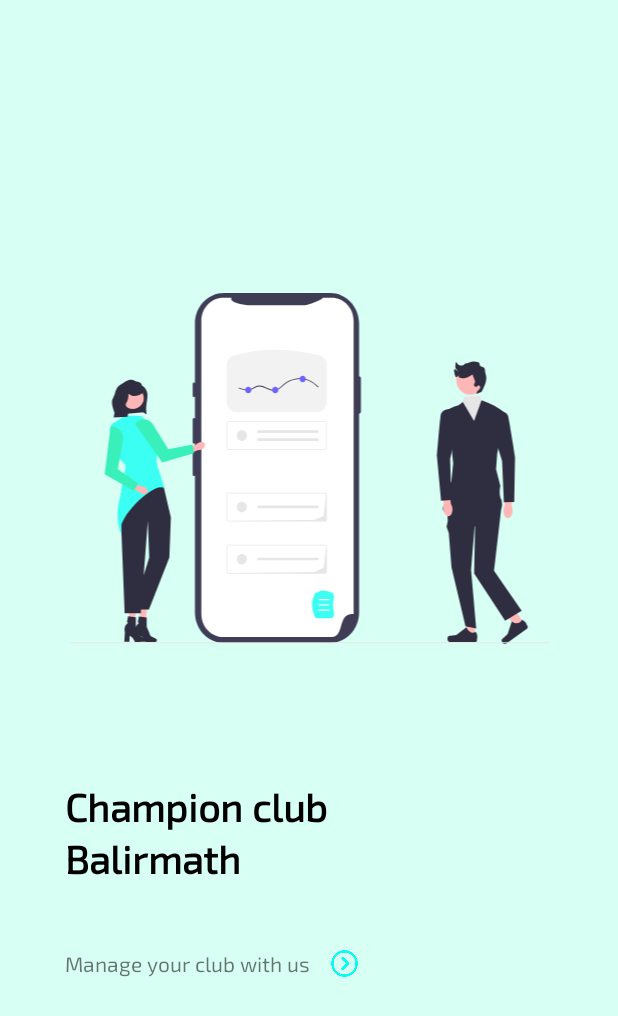
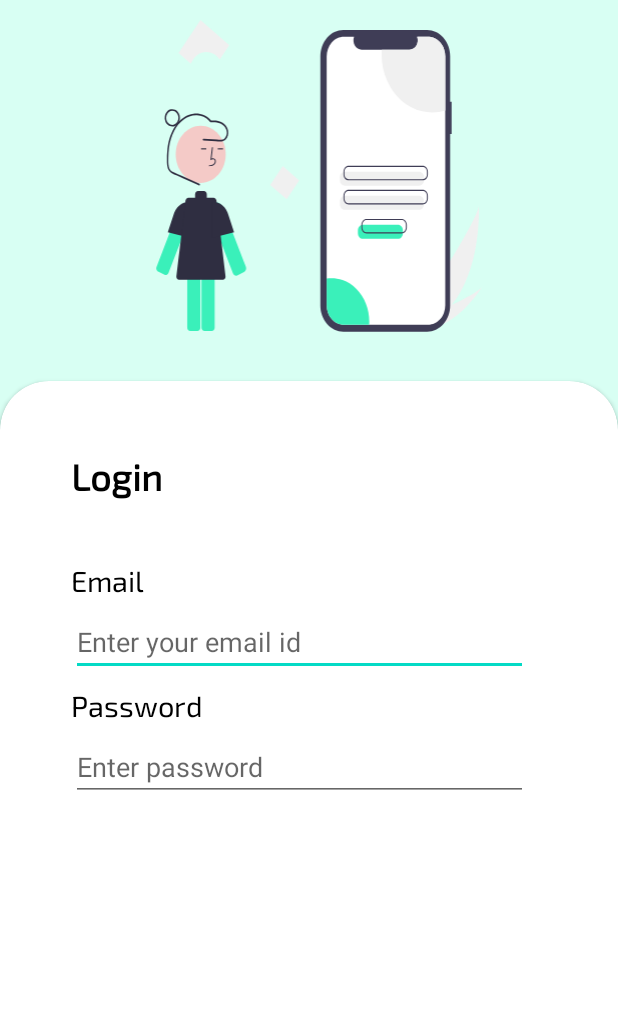
Before and after one commit to vagabon-09/E-club, an Android app: the screen it shows after launch (MainActivity before the commit, LoginActivity after it), on a phone screen of 412 x 824 dp. Shown: the top 1016 px of the screen. Run offline under Robolectric (Android 15) with nearby library versions, the light colour scheme and no system bars; our stand-ins replace sdp/ssp sizes.

Commit message:
login screen designed is going on

```diff
--- a/app/build.gradle
+++ b/app/build.gradle
@@ -11,6 +11,7 @@ android {
         targetSdk 33
         versionCode 1
         versionName "1.0"
+
 
         testInstrumentationRunner "androidx.test.runner.AndroidJUnitRunner"
     }
@@ -29,7 +30,7 @@ android {
 
 dependencies {
 
-    implementation 'androidx.appcompat:appcompat:1.6.0'
+    implementation 'androidx.appcompat:appcompat-resources:1.6.0'
     implementation 'com.google.android.material:material:1.8.0'
     implementation 'androidx.constraintlayout:constraintlayout:2.1.4'
     testImplementation 'junit:junit:4.13.2'
--- a/app/src/main/AndroidManifest.xml
+++ b/app/src/main/AndroidManifest.xml
@@ -14,7 +14,10 @@
         android:theme="@style/Theme.ChampionClubBalirmath"
         tools:targetApi="31">
         <activity
-            android:name=".MainActivity"
+            android:name=".LoginActivity"
+            android:exported="false" />
+        <activity
+            android:name=".SplashScreenActivity"
             android:exported="true">
             <intent-filter>
                 <action android:name="android.intent.action.MAIN" />
--- /dev/null
+++ b/app/src/main/java/com/championclub_balirmath/com/LoginActivity.java
@@ -0,0 +1,22 @@
+package com.championclub_balirmath.com;
+
+import androidx.appcompat.app.AppCompatActivity;
+import androidx.cardview.widget.CardView;
+
+import android.os.Bundle;
+import android.view.WindowManager;
+
+public class LoginActivity extends AppCompatActivity {
+    CardView cardView;
+
+    @Override
+    protected void onCreate(Bundle savedInstanceState) {
+        super.onCreate(savedInstanceState);
+        setContentView(R.layout.activity_login);
+        //Removing top bar
+        getWindow().setFlags(WindowManager.LayoutParams.FLAG_FULLSCREEN, WindowManager.LayoutParams.FLAG_FULLSCREEN);
+        // Adding custom card background in card view
+        cardView = findViewById(R.id.cardBackgroundId);
+        cardView.setBackgroundResource(R.drawable.login_card_background_shape);
+    }
+}
--- a/app/src/main/java/com/championclub_balirmath/com/MainActivity.java
+++ /dev/null
@@ -1,16 +0,0 @@
-package com.championclub_balirmath.com;
-
-import androidx.appcompat.app.AppCompatActivity;
-
-import android.os.Bundle;
-import android.view.WindowManager;
-
-public class MainActivity extends AppCompatActivity {
-
-    @Override
-    protected void onCreate(Bundle savedInstanceState) {
-        super.onCreate(savedInstanceState);
-        setContentView(R.layout.activity_main);
-        getWindow().setFlags(WindowManager.LayoutParams.FLAG_FULLSCREEN,WindowManager.LayoutParams.FLAG_FULLSCREEN);
-    }
-}
--- /dev/null
+++ b/app/src/main/java/com/championclub_balirmath/com/SplashScreenActivity.java
@@ -0,0 +1,30 @@
+package com.championclub_balirmath.com;
+
+import androidx.appcompat.app.AppCompatActivity;
+
+import android.annotation.SuppressLint;
+import android.content.Intent;
+import android.os.Bundle;
+import android.os.Handler;
+import android.view.WindowManager;
+
+@SuppressLint("CustomSplashScreen")
+public class SplashScreenActivity extends AppCompatActivity {
+    final int SPLASH_TIME = 3000;
+
+    @Override
+    protected void onCreate(Bundle savedInstanceState) {
+        super.onCreate(savedInstanceState);
+        setContentView(R.layout.activity_splash_screen);
+        getWindow().setFlags(WindowManager.LayoutParams.FLAG_FULLSCREEN, WindowManager.LayoutParams.FLAG_FULLSCREEN);
+        //Splash screen code
+        new Handler().postDelayed(new Runnable() {
+            @Override
+            public void run() {
+                Intent i = new Intent(SplashScreenActivity.this, LoginActivity.class);
+                startActivity(i);
+                finish();
+            }
+        }, SPLASH_TIME);
+    }
+}
--- /dev/null
+++ b/app/src/main/res/drawable/login_card_background_shape.xml
@@ -0,0 +1,8 @@
+<?xml version="1.0" encoding="utf-8"?>
+<shape xmlns:android="http://schemas.android.com/apk/res/android"
+    android:shape="rectangle">
+    <solid android:color="@color/white" />
+    <corners
+        android:topLeftRadius="@dimen/_25sdp"
+        android:topRightRadius="@dimen/_25sdp" />
+</shape>
--- /dev/null
+++ b/app/src/main/res/drawable/login_image.xml
@@ -0,0 +1,88 @@
+<vector xmlns:android="http://schemas.android.com/apk/res/android"
+    android:width="260dp"
+    android:height="234dp"
+    android:viewportWidth="260"
+    android:viewportHeight="234">
+  <path
+      android:pathData="M236.67,213.62C231.68,219.73 225.97,225.02 219.7,229.31C219.56,229.41 219.41,229.5 219.27,229.6L209.12,219.3C209.22,219.19 209.34,219.06 209.47,218.92C217.03,210.69 254.58,153.13 257.08,139.12C256.9,140.29 259.33,186.08 236.67,213.62Z"
+      android:fillColor="#F0F0F0"/>
+  <path
+      android:pathData="M221.66,231.29C221.47,231.35 221.27,231.4 221.08,231.44L213.46,223.71C213.61,223.65 213.79,223.58 213.99,223.51C217.25,222.18 226.98,218.18 236.67,213.62C247.07,208.71 257.43,203.18 259.65,199.63C259.18,200.45 244.46,225.45 221.66,231.29Z"
+      android:fillColor="#F0F0F0"/>
+  <path
+      android:pathData="M236.53,61.28H235.44V27.23C235.44,24.64 235,22.08 234.13,19.69C233.27,17.3 232,15.12 230.41,13.29C228.81,11.46 226.91,10.01 224.83,9.02C222.74,8.03 220.51,7.52 218.25,7.52H155.31C153.05,7.52 150.82,8.03 148.73,9.02C146.65,10.01 144.75,11.46 143.15,13.29C141.56,15.12 140.29,17.3 139.43,19.69C138.56,22.08 138.12,24.64 138.12,27.23V214.05C138.12,216.64 138.56,219.2 139.43,221.59C140.29,223.98 141.56,226.16 143.15,227.99C144.75,229.82 146.65,231.27 148.73,232.26C150.82,233.25 153.05,233.76 155.31,233.76H218.25C220.51,233.76 222.74,233.25 224.83,232.26C226.91,231.27 228.81,229.82 230.41,227.99C232,226.16 233.27,223.98 234.13,221.59C235,219.2 235.44,216.64 235.44,214.05V85.52H236.53V61.28Z"
+      android:fillColor="#3F3D56"/>
+  <path
+      android:pathData="M231.78,27.37V213.91C231.78,215.85 231.45,217.76 230.8,219.55C230.16,221.33 229.21,222.95 228.02,224.32C226.83,225.69 225.41,226.77 223.85,227.51C222.3,228.25 220.63,228.63 218.94,228.63H155.7C154.01,228.63 152.35,228.25 150.79,227.51C149.23,226.77 147.82,225.68 146.62,224.32C145.43,222.95 144.49,221.33 143.84,219.54C143.2,217.76 142.86,215.85 142.86,213.91V27.37C142.86,25.43 143.2,23.52 143.84,21.73C144.49,19.95 145.43,18.33 146.62,16.96C147.82,15.59 149.23,14.51 150.79,13.77C152.35,13.03 154.01,12.65 155.7,12.65H163.38C163,13.71 162.85,14.86 162.96,16C163.06,17.14 163.41,18.24 163.96,19.19C164.52,20.14 165.27,20.92 166.16,21.46C167.04,22 168.02,22.28 169.02,22.28H205.08C206.08,22.28 207.07,22 207.95,21.46C208.83,20.92 209.59,20.14 210.15,19.19C210.7,18.24 211.05,17.15 211.15,16.01C211.25,14.86 211.11,13.71 210.73,12.65H218.94C220.63,12.65 222.3,13.03 223.85,13.77C225.41,14.51 226.83,15.59 228.02,16.96C229.21,18.33 230.16,19.95 230.8,21.73C231.45,23.52 231.78,25.43 231.78,27.37Z"
+      android:fillColor="#ffffff"/>
+  <path
+      android:pathData="M212.11,124.31H156.52C155.55,124.31 154.62,123.86 153.93,123.07C153.24,122.28 152.85,121.21 152.85,120.1V118C152.85,116.89 153.24,115.82 153.93,115.03C154.62,114.24 155.55,113.79 156.52,113.79H212.11C213.09,113.79 214.02,114.24 214.71,115.03C215.4,115.82 215.78,116.89 215.78,118V120.1C215.78,121.21 215.4,122.28 214.71,123.07C214.02,123.86 213.09,124.31 212.11,124.31Z"
+      android:fillColor="#F0F0F0"/>
+  <path
+      android:pathData="M212.11,142.37H156.52C155.55,142.37 154.62,141.92 153.93,141.13C153.24,140.35 152.85,139.27 152.85,138.16V136.06C152.85,134.95 153.24,133.88 153.93,133.09C154.62,132.3 155.55,131.85 156.52,131.85H212.11C213.09,131.85 214.02,132.3 214.71,133.09C215.4,133.88 215.78,134.95 215.78,136.06V138.16C215.78,139.27 215.4,140.35 214.71,141.13C214.02,141.92 213.09,142.37 212.11,142.37Z"
+      android:fillColor="#F0F0F0"/>
+  <path
+      android:pathData="M214.89,120.27H159.3C158.28,120.26 157.3,119.8 156.58,118.97C155.86,118.14 155.45,117.02 155.45,115.85V113.75C155.45,112.58 155.86,111.46 156.58,110.63C157.3,109.8 158.28,109.33 159.3,109.33H214.89C215.91,109.33 216.89,109.8 217.62,110.63C218.34,111.46 218.75,112.58 218.75,113.75V115.85C218.75,117.02 218.34,118.14 217.62,118.97C216.89,119.8 215.91,120.26 214.89,120.27ZM159.3,110.17C158.48,110.17 157.68,110.55 157.1,111.22C156.51,111.89 156.18,112.8 156.18,113.75V115.85C156.18,116.79 156.51,117.7 157.1,118.38C157.68,119.05 158.48,119.42 159.3,119.42H214.89C215.72,119.42 216.51,119.05 217.1,118.38C217.68,117.7 218.01,116.79 218.01,115.85V113.75C218.01,112.8 217.68,111.89 217.1,111.22C216.51,110.55 215.72,110.17 214.89,110.17H159.3Z"
+      android:fillColor="#3F3D56"/>
+  <path
+      android:pathData="M214.89,138.33H159.3C158.28,138.33 157.3,137.86 156.58,137.03C155.86,136.2 155.45,135.08 155.45,133.91V131.81C155.45,130.64 155.86,129.52 156.58,128.69C157.3,127.86 158.28,127.39 159.3,127.39H214.89C215.91,127.39 216.89,127.86 217.62,128.69C218.34,129.52 218.75,130.64 218.75,131.81V133.91C218.75,135.08 218.34,136.2 217.62,137.03C216.89,137.86 215.91,138.33 214.89,138.33ZM159.3,128.24C158.48,128.24 157.68,128.61 157.1,129.28C156.51,129.96 156.18,130.86 156.18,131.81V133.91C156.18,134.86 156.51,135.77 157.1,136.44C157.68,137.11 158.48,137.49 159.3,137.49H214.89C215.72,137.49 216.51,137.11 217.1,136.44C217.68,135.77 218.01,134.86 218.01,133.91V131.81C218.01,130.86 217.68,129.96 217.1,129.28C216.51,128.61 215.72,128.24 214.89,128.24H159.3Z"
+      android:fillColor="#3F3D56"/>
+  <path
+      android:pathData="M231.78,27.37V67.94C226.16,69.64 220.27,69.83 214.57,68.51C208.87,67.19 203.51,64.39 198.9,60.32C194.29,56.25 190.56,51.02 187.99,45.04C185.43,39.06 184.09,32.48 184.09,25.81C184.09,24.62 184.13,23.45 184.21,22.28H205.08C206.08,22.28 207.07,22 207.95,21.46C208.83,20.92 209.59,20.14 210.15,19.19C210.7,18.24 211.05,17.15 211.15,16.01C211.25,14.86 211.11,13.71 210.73,12.65H218.94C220.63,12.65 222.3,13.03 223.85,13.77C225.41,14.51 226.83,15.59 228.02,16.96C229.21,18.33 230.16,19.95 230.8,21.73C231.45,23.52 231.78,25.43 231.78,27.37Z"
+      android:fillColor="#F0F0F0"/>
+  <path
+      android:pathData="M174.82,226.1C174.82,226.95 174.79,227.79 174.73,228.63H155.7C154.01,228.63 152.35,228.25 150.79,227.51C149.23,226.77 147.82,225.68 146.62,224.32C145.43,222.95 144.49,221.33 143.84,219.54C143.2,217.76 142.86,215.85 142.86,213.91V193.96C146.85,193.37 150.9,193.75 154.75,195.09C158.6,196.44 162.16,198.7 165.18,201.74C168.2,204.79 170.63,208.53 172.29,212.73C173.95,216.93 174.81,221.48 174.82,226.1Z"
+      android:fillColor="#3AF0BA"/>
+  <path
+      android:pathData="M21.34,191.08C21.88,191.35 22.48,191.37 23.03,191.13C23.57,190.88 24.01,190.4 24.25,189.79L41.39,145.26C41.78,144.24 41.9,143.11 41.74,142.01C41.57,140.91 41.12,139.9 40.45,139.09C39.78,138.29 38.91,137.73 37.96,137.49C37.02,137.24 36.03,137.33 35.12,137.73C34.07,138.19 33.2,139.05 32.64,140.16C32.55,140.34 32.47,140.52 32.4,140.71L15.26,185.24C15.14,185.55 15.08,185.88 15.07,186.21C15.06,186.54 15.12,186.87 15.22,187.18C15.32,187.49 15.48,187.77 15.68,188.01C15.88,188.25 16.12,188.44 16.39,188.57L21.34,191.08Z"
+      android:fillColor="#3AF0BA"/>
+  <path
+      android:pathData="M40.69,163.54L23.73,159.22L27.93,146.49C28.64,143.38 30.31,140.67 32.62,138.85C34.93,137.02 37.73,136.21 40.52,136.55L40.69,136.57L40.69,163.54Z"
+      android:fillColor="#2F2E41"/>
+  <path
+      android:pathData="M74.94,191.72C74.44,191.72 73.95,191.55 73.53,191.24C73.11,190.93 72.78,190.49 72.58,189.96L55.44,145.43C54.89,144.01 54.84,142.41 55.3,140.95C55.75,139.49 56.68,138.29 57.88,137.59C59.09,136.88 60.48,136.74 61.77,137.18C63.07,137.62 64.17,138.61 64.84,139.96C64.94,140.15 65.02,140.34 65.1,140.54L82.24,185.07C82.52,185.79 82.53,186.6 82.29,187.33C82.04,188.06 81.55,188.65 80.93,188.96L75.8,191.55L75.8,191.55C75.52,191.66 75.23,191.72 74.94,191.72Z"
+      android:fillColor="#3AF0BA"/>
+  <path
+      android:pathData="M51.22,176.43C50.64,176.43 50.08,176.69 49.67,177.17C49.25,177.64 49.02,178.28 49.02,178.95V230.74C49.02,231.41 49.25,232.05 49.67,232.52C50.08,233 50.64,233.26 51.22,233.26H56.64C57.23,233.26 57.79,233 58.2,232.52C58.61,232.05 58.85,231.41 58.85,230.74V178.95C58.85,178.28 58.61,177.64 58.2,177.17C57.79,176.69 57.23,176.43 56.64,176.43H51.22Z"
+      android:fillColor="#3AF0BA"/>
+  <path
+      android:pathData="M40.5,176.43C39.92,176.43 39.36,176.69 38.95,177.17C38.53,177.64 38.3,178.28 38.3,178.95V230.74C38.3,231.41 38.53,232.05 38.95,232.52C39.36,233 39.92,233.26 40.5,233.26H45.92C46.51,233.26 47.07,233 47.48,232.52C47.89,232.05 48.13,231.41 48.13,230.74V178.95C48.13,178.28 47.89,177.64 47.48,177.17C47.07,176.69 46.51,176.43 45.92,176.43H40.5Z"
+      android:fillColor="#3AF0BA"/>
+  <path
+      android:pathData="M48.41,122.17C58.76,122.17 67.14,112.56 67.14,100.71C67.14,88.85 58.76,79.24 48.41,79.24C38.07,79.24 29.68,88.85 29.68,100.71C29.68,112.56 38.07,122.17 48.41,122.17Z"
+      android:fillColor="#FFB6B6"
+      android:fillAlpha="0.72"/>
+  <path
+      android:pathData="M54.64,109.72C55.86,109.68 57.37,109.63 58.53,108.65C58.88,108.35 59.16,107.97 59.37,107.53C59.57,107.08 59.69,106.6 59.71,106.1C59.73,105.75 59.68,105.39 59.56,105.06C59.44,104.73 59.26,104.44 59.03,104.21C58.42,103.62 57.53,103.48 56.57,103.8L57.56,95.5L56.84,95.38L55.67,105.15L56.28,104.83C56.98,104.46 57.95,104.27 58.55,104.85C58.7,105 58.81,105.19 58.89,105.4C58.96,105.61 58.99,105.84 58.97,106.07C58.96,106.44 58.87,106.8 58.72,107.13C58.57,107.46 58.36,107.75 58.1,107.97C57.19,108.73 55.99,108.83 54.62,108.88L54.64,109.72Z"
+      android:fillColor="#2F2E41"/>
+  <path
+      android:pathData="M65.12,96.22H61.16V97.06H65.12V96.22Z"
+      android:fillColor="#2F2E41"/>
+  <path
+      android:pathData="M52.63,96.22H48.68V97.06H52.63V96.22Z"
+      android:fillColor="#2F2E41"/>
+  <path
+      android:pathData="M66.97,191.98L60.23,135.57C60.16,134.97 59.89,134.41 59.49,134.01C59.09,133.61 58.58,133.39 58.04,133.39H52.96C52.98,133.25 52.99,133.11 52.99,132.97V130.86C52.99,130.19 52.76,129.55 52.34,129.08C51.93,128.6 51.37,128.34 50.79,128.34H46.38C45.8,128.34 45.23,128.6 44.82,129.08C44.41,129.55 44.18,130.19 44.18,130.86V132.97C44.18,133.11 44.19,133.25 44.21,133.39H39.12C38.59,133.39 38.07,133.61 37.67,134.01C37.27,134.41 37.01,134.97 36.94,135.57L30.2,191.98C30.15,192.34 30.18,192.7 30.27,193.05C30.36,193.39 30.51,193.71 30.72,193.99C30.93,194.26 31.18,194.48 31.47,194.62C31.75,194.77 32.07,194.85 32.38,194.85H64.79C65.1,194.85 65.41,194.77 65.7,194.62C65.98,194.48 66.24,194.26 66.45,193.99C66.65,193.71 66.81,193.39 66.9,193.05C66.99,192.7 67.01,192.34 66.97,191.98Z"
+      android:fillColor="#2F2E41"/>
+  <path
+      android:pathData="M56.48,163.54V136.57L56.64,136.55C59.44,136.21 62.24,137.02 64.56,138.85C66.87,140.68 68.53,143.4 69.24,146.52L73.43,159.22L56.48,163.54Z"
+      android:fillColor="#2F2E41"/>
+  <path
+      android:pathData="M47.47,122.84L34.51,117.08C32.4,116.14 30.27,115.22 28.16,114.25C27.26,113.89 26.42,113.33 25.71,112.6C25.09,111.84 24.67,110.91 24.49,109.89C24.04,107.71 24.12,105.33 24.16,103.11C24.18,100.68 24.36,98.26 24.68,95.85C25.24,91.34 26.57,87 28.59,83.07C32.22,76.23 38.48,71.09 45.68,71.5C49.02,71.69 52.37,73.06 54.84,75.68C55.1,76.03 55.39,76.35 55.71,76.64C55.93,76.73 56.17,76.75 56.4,76.69C56.7,76.67 57,76.65 57.31,76.64C58.36,76.59 59.41,76.64 60.45,76.79C62.35,77.02 64.15,77.88 65.64,79.26C66.88,80.48 67.88,82.2 67.99,84.12C68.04,85 67.91,85.88 67.62,86.69C67.32,87.5 66.87,88.23 66.29,88.81C64.75,90.3 62.54,89.78 60.69,89.67L53.9,89.25L50.46,89.05C49.75,89 49.75,90.27 50.46,90.31L59.6,90.86C61.07,90.95 62.59,91.17 64.06,91.07C65.19,91.01 66.27,90.51 67.12,89.66C67.89,88.84 68.47,87.81 68.8,86.65C69.12,85.5 69.18,84.28 68.97,83.09C68.5,80.51 66.82,78.37 64.85,77.1C62.18,75.37 58.98,75.2 55.99,75.46L56.38,75.64C52.99,71.48 47.8,69.72 42.93,70.33C37.79,70.98 33.22,74.27 29.93,78.77C26.27,83.78 24.27,90.03 23.49,96.46C23.09,99.93 22.96,103.44 23.1,106.93C23.09,108.48 23.32,110.01 23.78,111.46C24.3,112.87 25.24,114.03 26.43,114.72C27.8,115.48 29.2,116.14 30.64,116.71L35.41,118.83L44.79,123L47.18,124.06C47.84,124.36 48.12,123.14 47.47,122.84Z"
+      android:fillColor="#2F2E41"/>
+  <path
+      android:pathData="M27.1,79.93C25.97,79.93 24.87,79.54 23.94,78.83C23,78.11 22.27,77.09 21.84,75.9C21.41,74.71 21.3,73.4 21.52,72.13C21.74,70.86 22.28,69.7 23.08,68.79C23.87,67.88 24.89,67.25 25.99,67C27.09,66.75 28.24,66.88 29.28,67.37C30.32,67.87 31.21,68.7 31.83,69.78C32.46,70.85 32.79,72.11 32.79,73.4C32.79,75.13 32.19,76.79 31.12,78.01C30.06,79.24 28.61,79.93 27.1,79.93ZM27.1,68.14C26.19,68.14 25.3,68.45 24.55,69.03C23.79,69.61 23.21,70.43 22.86,71.39C22.51,72.35 22.42,73.41 22.6,74.43C22.77,75.45 23.21,76.39 23.85,77.12C24.5,77.86 25.31,78.36 26.2,78.56C27.09,78.77 28.02,78.66 28.86,78.26C29.7,77.87 30.41,77.19 30.92,76.33C31.42,75.46 31.69,74.44 31.69,73.4C31.69,72.01 31.2,70.67 30.34,69.68C29.48,68.7 28.32,68.14 27.1,68.14Z"
+      android:fillColor="#2F2E41"/>
+  <path
+      android:pathData="M122.25,120.36L109.93,109.56L100.51,123.68L112.83,134.49L122.25,120.36Z"
+      android:fillColor="#F0F0F0"/>
+  <path
+      android:pathData="M52.62,23.94C54.57,23.94 56.49,24.46 58.23,25.46C59.97,26.46 61.48,27.92 62.64,29.71L69.83,18.92L48.25,0L31.74,24.74L41.04,32.9C41.97,30.25 43.57,27.99 45.64,26.39C47.7,24.79 50.13,23.94 52.62,23.94Z"
+      android:fillColor="#F0F0F0"/>
+  <path
+      android:pathData="M196.35,164.15H169.96C168.99,164.15 168.06,163.7 167.37,162.91C166.68,162.13 166.29,161.06 166.29,159.94V157.84C166.29,156.73 166.68,155.66 167.37,154.87C168.06,154.08 168.99,153.64 169.96,153.63H196.35C197.33,153.64 198.26,154.08 198.95,154.87C199.64,155.66 200.02,156.73 200.03,157.84V159.94C200.02,161.06 199.64,162.13 198.95,162.91C198.26,163.7 197.33,164.15 196.35,164.15Z"
+      android:fillColor="#3AF0BA"/>
+  <path
+      android:pathData="M199.13,160.11H172.74C171.72,160.11 170.74,159.64 170.02,158.81C169.3,157.99 168.89,156.86 168.89,155.69V153.59C168.89,152.42 169.3,151.3 170.02,150.47C170.74,149.64 171.72,149.18 172.74,149.17H199.13C200.16,149.18 201.14,149.64 201.86,150.47C202.58,151.3 202.99,152.42 202.99,153.59V155.69C202.99,156.86 202.58,157.99 201.86,158.81C201.14,159.64 200.16,160.11 199.13,160.11ZM172.74,150.02C171.92,150.02 171.12,150.39 170.54,151.07C169.95,151.74 169.62,152.65 169.62,153.59V155.69C169.62,156.64 169.95,157.55 170.54,158.22C171.12,158.89 171.92,159.27 172.74,159.27H199.13C199.96,159.27 200.76,158.89 201.34,158.22C201.93,157.55 202.26,156.64 202.26,155.69V153.59C202.26,152.65 201.93,151.74 201.34,151.07C200.76,150.39 199.96,150.02 199.13,150.02H172.74Z"
+      android:fillColor="#3F3D56"/>
+</vector>
--- /dev/null
+++ b/app/src/main/res/layout/activity_login.xml
@@ -0,0 +1,112 @@
+<?xml version="1.0" encoding="utf-8"?>
+<androidx.constraintlayout.widget.ConstraintLayout xmlns:android="http://schemas.android.com/apk/res/android"
+    xmlns:app="http://schemas.android.com/apk/res-auto"
+    xmlns:tools="http://schemas.android.com/tools"
+    android:layout_width="match_parent"
+    android:layout_height="match_parent"
+    android:background="@color/background"
+    tools:context=".LoginActivity">
+
+    <ImageView
+        android:id="@+id/imageView2"
+        android:layout_width="@dimen/_220sdp"
+        android:layout_height="@dimen/_160sdp"
+        android:layout_marginTop="@dimen/_10sdp"
+        android:src="@drawable/login_image"
+        app:layout_constraintEnd_toEndOf="parent"
+        app:layout_constraintStart_toStartOf="parent"
+        app:layout_constraintTop_toTopOf="parent" />
+
+    <androidx.cardview.widget.CardView
+        android:id="@+id/cardBackgroundId"
+        android:layout_width="match_parent"
+        android:layout_height="0dp"
+        android:layout_marginTop="@dimen/_25sdp"
+        android:background="@drawable/login_card_background_shape"
+        app:layout_constraintBottom_toBottomOf="parent"
+        app:layout_constraintEnd_toEndOf="parent"
+        app:layout_constraintStart_toStartOf="parent"
+        app:layout_constraintTop_toBottomOf="@+id/imageView2">
+
+        <androidx.constraintlayout.widget.ConstraintLayout
+            android:layout_width="match_parent"
+            android:layout_height="match_parent"
+            android:layout_margin="@dimen/_6sdp">
+
+            <TextView
+                android:id="@+id/textView4"
+                android:layout_width="wrap_content"
+                android:layout_height="wrap_content"
+                android:layout_marginStart="@dimen/_30sdp"
+                android:layout_marginTop="@dimen/_30sdp"
+                android:fontFamily="@font/exo2"
+                android:text="@string/login"
+                android:textColor="@color/black"
+                android:textSize="@dimen/_19sdp"
+                android:textStyle="bold"
+                app:layout_constraintStart_toStartOf="parent"
+                app:layout_constraintTop_toTopOf="parent" />
+
+            <TextView
+                android:id="@+id/textView5"
+                android:layout_width="wrap_content"
+                android:layout_height="wrap_content"
+                android:layout_marginTop="@dimen/_30sdp"
+                android:fontFamily="@font/exo2"
+                android:text="@string/email"
+                android:textColor="@color/black"
+                android:textSize="@dimen/_15sdp"
+                app:layout_constraintEnd_toEndOf="@+id/textView4"
+                app:layout_constraintHorizontal_bias="0.0"
+                app:layout_constraintStart_toStartOf="@+id/textView4"
+                app:layout_constraintTop_toBottomOf="@+id/textView4" />
+
+            <EditText
+                android:id="@+id/login_email_id"
+                android:layout_width="0dp"
+                android:layout_height="wrap_content"
+                android:layout_marginTop="@dimen/_4sdp"
+                android:layout_marginEnd="@dimen/_40sdp"
+                android:autofillHints="emailAddress"
+                android:hint="@string/email_hint"
+                android:inputType="textEmailAddress"
+                app:layout_constraintEnd_toEndOf="parent"
+                app:layout_constraintStart_toStartOf="@+id/textView5"
+                app:layout_constraintTop_toBottomOf="@+id/textView5" />
+
+
+            <TextView
+                android:id="@+id/textView6"
+                android:layout_width="wrap_content"
+                android:layout_height="wrap_content"
+                android:layout_marginTop="@dimen/_5sdp"
+                android:fontFamily="@font/exo2"
+                android:text="@string/password"
+                android:textColor="@color/black"
+                android:textSize="@dimen/_15sdp"
+                app:layout_constraintEnd_toEndOf="@+id/login_email_id"
+                app:layout_constraintHorizontal_bias="0.0"
+                app:layout_constraintStart_toStartOf="@+id/login_email_id"
+                app:layout_constraintTop_toBottomOf="@+id/login_email_id" />
+
+            <EditText
+                android:id="@+id/login_password_id"
+                android:layout_width="0dp"
+                android:layout_height="wrap_content"
+                android:layout_marginTop="@dimen/_4sdp"
+                android:layout_marginEnd="@dimen/_40sdp"
+                android:autofillHints="password"
+                android:hint="@string/enter_password"
+                android:inputType="textPassword"
+
+                app:layout_constraintEnd_toEndOf="parent"
+                app:layout_constraintStart_toStartOf="@+id/textView6"
+                app:layout_constraintTop_toBottomOf="@+id/textView6" />
+
+
+        </androidx.constraintlayout.widget.ConstraintLayout>
+
+    </androidx.cardview.widget.CardView>
+
+
+</androidx.constraintlayout.widget.ConstraintLayout>
--- a/app/src/main/res/layout/activity_main.xml
+++ b/app/src/main/res/layout/activity_splash_screen.xml
@@ -5,7 +5,7 @@
     android:layout_width="match_parent"
     android:background="@color/background"
     android:layout_height="match_parent"
-    tools:context=".MainActivity">
+    tools:context=".SplashScreenActivity">
 
     <ImageView
         android:id="@+id/imageView"
--- a/app/src/main/res/values/strings.xml
+++ b/app/src/main/res/values/strings.xml
@@ -4,4 +4,9 @@
     <string name="club_name">Champion club</string>
     <string name="club_adress">Balirmath</string>
     <string name="app_motive">Manage your club with us</string>
+    <string name="login">Login</string>
+    <string name="email">Email</string>
+    <string name="email_hint">Enter your email id</string>
+    <string name="password">Password</string>
+    <string name="enter_password">Enter password</string>
 </resources>
--- a/build.gradle
+++ b/build.gradle
@@ -1,7 +1,7 @@
 // Top-level build file where you can add configuration options common to all sub-projects/modules.
 plugins {
-    id 'com.android.application' version '7.2.1' apply false
-    id 'com.android.library' version '7.2.1' apply false
+    id 'com.android.application' version '7.4.1' apply false
+    id 'com.android.library' version '7.4.1' apply false
 }
 
 task clean(type: Delete) {
```
Also changed, not shown: gradle.properties (line endings or trailing spaces), gradle/wrapper/gradle-wrapper.properties.
